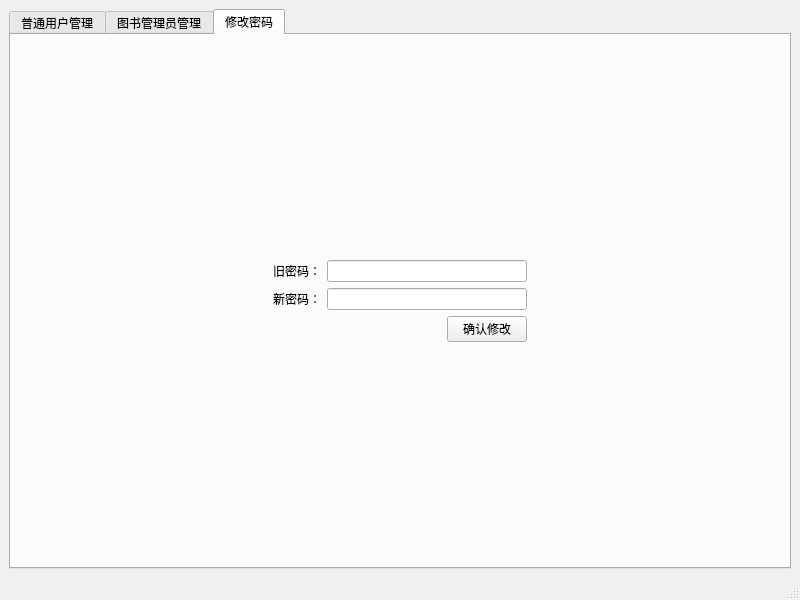
LGH2713/Library_management_system, file admininterface.ui: the form before one commit.
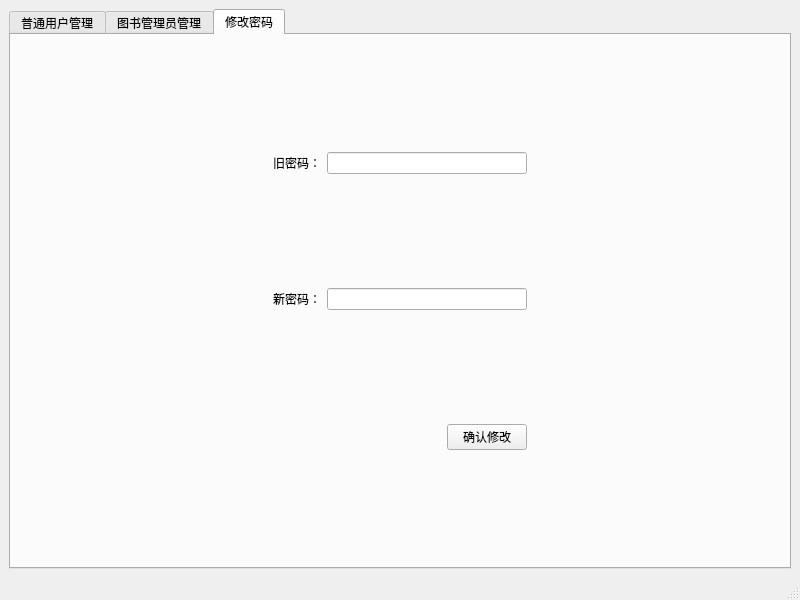
The form after the commit. The open tabs and pages were chosen to show the change.

```diff
--- a/admininterface.ui
+++ b/admininterface.ui
@@ -88,6 +88,19 @@
             </item>
            </layout>
           </item>
+          <item>
+           <spacer name="verticalSpacer_3">
+            <property name="orientation">
+             <enum>Qt::Vertical</enum>
+            </property>
+            <property name="sizeHint" stdset="0">
+             <size>
+              <width>20</width>
+              <height>40</height>
+             </size>
+            </property>
+           </spacer>
+          </item>
           <item>
            <layout class="QHBoxLayout" name="horizontalLayout_2">
             <item>
@@ -102,6 +115,19 @@
             </item>
            </layout>
           </item>
+          <item>
+           <spacer name="verticalSpacer_4">
+            <property name="orientation">
+             <enum>Qt::Vertical</enum>
+            </property>
+            <property name="sizeHint" stdset="0">
+             <size>
+              <width>20</width>
+              <height>40</height>
+             </size>
+            </property>
+           </spacer>
+          </item>
           <item>
            <layout class="QHBoxLayout" name="horizontalLayout_3">
             <item>
```
Left out of the diff: 59 changed lines with no effect on the pictures.
